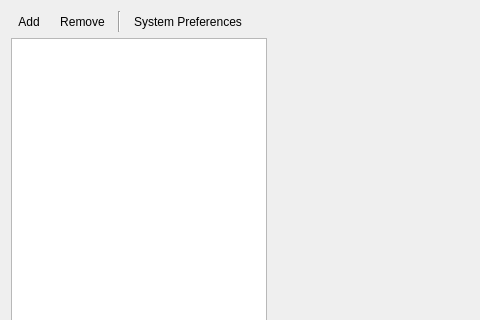
KDE/print-manager, file printer-manager-kcm/PrintKCM.ui: the form before one commit; both pictures show x 0 to 480 and y 0 to 320 of the 582 by 485 pixel window.
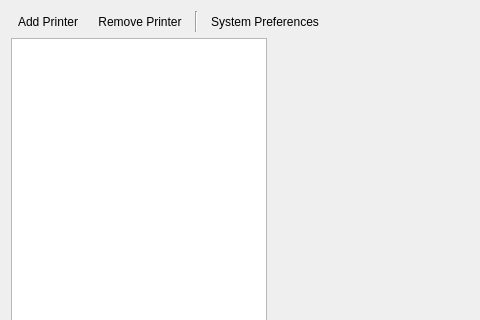
The form after the commit. Custom widgets are drawn as their Qt base class.

Commit message: Change wording from Add/Remove to Add Printer/Remove Printer

```diff
--- a/printer-manager-kcm/PrintKCM.ui
+++ b/printer-manager-kcm/PrintKCM.ui
@@ -16,7 +16,7 @@
      <item>
       <widget class="QToolButton" name="addTB">
        <property name="text">
-        <string>Add</string>
+        <string>Add Printer</string>
        </property>
        <property name="toolButtonStyle">
         <enum>Qt::ToolButtonTextUnderIcon</enum>
@@ -29,7 +29,7 @@
      <item>
       <widget class="QToolButton" name="removeTB">
        <property name="text">
-        <string>Remove</string>
+        <string>Remove Printer</string>
        </property>
        <property name="toolButtonStyle">
         <enum>Qt::ToolButtonTextUnderIcon</enum>
```
